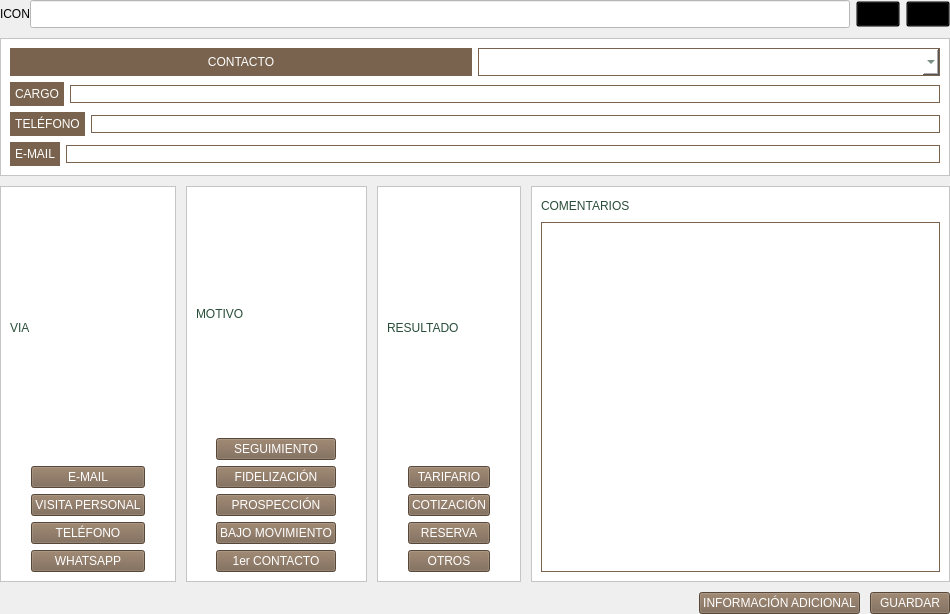
Before: the Qt Designer form page_2.ui in altitude-solutions/Camino_Real_Desktop, drawn with Qt 5.
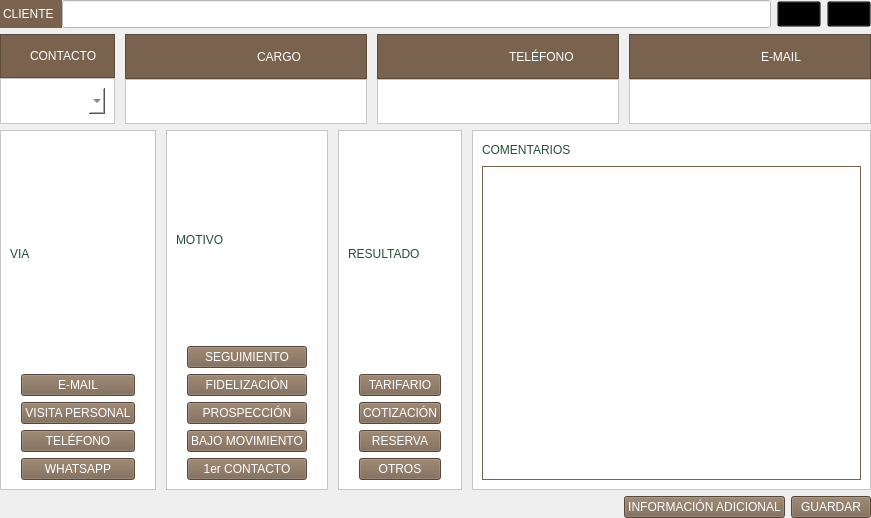
After: the same form once the commit is applied.

What changed in the file:
```diff
--- a/page_2.ui
+++ b/page_2.ui
@@ -6,8 +6,8 @@
    <rect>
     <x>0</x>
     <y>0</y>
-    <width>950</width>
-    <height>614</height>
+    <width>871</width>
+    <height>518</height>
    </rect>
   </property>
   <property name="windowTitle">
@@ -16,9 +16,9 @@
   <property name="styleSheet">
    <string notr="true"/>
   </property>
-  <layout class="QVBoxLayout" name="verticalLayout_6">
+  <layout class="QVBoxLayout" name="verticalLayout">
    <property name="spacing">
-    <number>10</number>
+    <number>6</number>
    </property>
    <property name="leftMargin">
     <number>0</number>
@@ -45,12 +45,14 @@
        <item>
         <widget class="QLabel" name="icon_cliente">
          <property name="styleSheet">
-          <string notr="true">background-color:transparent;
-min-height:2.5em;
-min-width:3em;</string>
+          <string notr="true">background-color:#79634E;
+color:white;
+max-height:2.5em;
+padding-right:5px;
+font: 12pt &quot;MS Shell Dlg 2&quot;;</string>
          </property>
          <property name="text">
-          <string>ICON</string>
+          <string>CLIENTE</string>
          </property>
         </widget>
        </item>
@@ -101,9 +103,20 @@
     </layout>
    </item>
    <item>
-    <widget class="QFrame" name="frame">
+    <layout class="QHBoxLayout" name="horizontalLayout_15">
+     <property name="spacing">
+      <number>10</number>
+     </property>
+     <item>
+      <layout class="QVBoxLayout" name="verticalLayout_6">
+       <property name="spacing">
+        <number>0</number>
+       </property>
+       <item>
+        <widget class="QFrame" name="frame_7">
      <property name="styleSheet">
-      <string notr="true">background-color:white;</string>
+          <string notr="true">background-color:#79634E;
+color:white;</string>
      </property>
      <property name="frameShape">
       <enum>QFrame::StyledPanel</enum>
@@ -111,181 +124,295 @@
      <property name="frameShadow">
       <enum>QFrame::Raised</enum>
      </property>
-     <layout class="QVBoxLayout" name="verticalLayout">
+         <layout class="QHBoxLayout" name="horizontalLayout_19">
+          <property name="spacing">
+           <number>5</number>
+          </property>
       <item>
-       <layout class="QHBoxLayout" name="horizontalLayout_10">
+           <widget class="QLabel" name="icon_contacto">
+            <property name="styleSheet">
+             <string notr="true"/>
+            </property>
+            <property name="text">
+             <string/>
+            </property>
+           </widget>
+          </item>
         <item>
-         <widget class="QLabel" name="label_2">
+           <widget class="QLabel" name="iconcontacto_2">
           <property name="styleSheet">
-           <string notr="true">background-color:#79634E;
-min-width:6em;
-max-width:6em;
-min-height:2em;
-max-height:2em;
-padding:5px;
-color:white;</string>
+             <string notr="true">font: 12pt &quot;MS Shell Dlg 2&quot;;
+color:white;
+padding:5px;</string>
           </property>
           <property name="text">
            <string>CONTACTO</string>
           </property>
-          <property name="alignment">
-           <set>Qt::AlignCenter</set>
-          </property>
+           </widget>
+          </item>
+         </layout>
          </widget>
         </item>
         <item>
-         <layout class="QHBoxLayout" name="horizontalLayout_3">
-          <property name="spacing">
-           <number>0</number>
-          </property>
+        <widget class="QFrame" name="frame_4">
+         <property name="styleSheet">
+          <string notr="true">background-color:white;</string>
+         </property>
+         <property name="frameShape">
+          <enum>QFrame::StyledPanel</enum>
+         </property>
+         <property name="frameShadow">
+          <enum>QFrame::Raised</enum>
+         </property>
+         <layout class="QHBoxLayout" name="horizontalLayout_16">
           <item>
            <widget class="QComboBox" name="contacto_drop">
             <property name="styleSheet">
              <string notr="true">font: 12pt &quot;MS Shell Dlg 2&quot;;
 padding: 5px;
-border:1px  solid #79634E;
-color: #294D39;</string>
+border:0px  solid #79634E;
+color: #294D39;
+</string>
             </property>
            </widget>
           </item>
          </layout>
+        </widget>
         </item>
        </layout>
       </item>
       <item>
-       <layout class="QHBoxLayout" name="horizontalLayout_9">
+      <layout class="QVBoxLayout" name="verticalLayout_11">
+       <property name="spacing">
+        <number>0</number>
+       </property>
         <item>
-         <widget class="QLabel" name="label_4">
+        <widget class="QFrame" name="frame_8">
           <property name="styleSheet">
            <string notr="true">background-color:#79634E;
-min-width:6em;
-max-width:6em;
-min-height:2em;
-max-height:2em;
-padding:5px;
 color:white;</string>
+         </property>
+         <property name="frameShape">
+          <enum>QFrame::StyledPanel</enum>
+         </property>
+         <property name="frameShadow">
+          <enum>QFrame::Raised</enum>
+         </property>
+         <layout class="QHBoxLayout" name="horizontalLayout_20">
+          <property name="spacing">
+           <number>5</number>
+          </property>
+          <item>
+           <widget class="QLabel" name="icon_cargo">
+            <property name="text">
+             <string/>
+            </property>
+           </widget>
+          </item>
+          <item>
+           <widget class="QLabel" name="iconcontacto_4">
+            <property name="styleSheet">
+             <string notr="true">font: 12pt &quot;MS Shell Dlg 2&quot;;
+color:white;
+padding:5px;</string>
           </property>
           <property name="text">
            <string>CARGO</string>
           </property>
-          <property name="alignment">
-           <set>Qt::AlignCenter</set>
-          </property>
+           </widget>
+          </item>
+         </layout>
          </widget>
         </item>
         <item>
-         <layout class="QHBoxLayout" name="horizontalLayout_4">
-          <property name="spacing">
-           <number>0</number>
-          </property>
+        <widget class="QFrame" name="frame_9">
+         <property name="styleSheet">
+          <string notr="true">background-color:white;</string>
+         </property>
+         <property name="frameShape">
+          <enum>QFrame::StyledPanel</enum>
+         </property>
+         <property name="frameShadow">
+          <enum>QFrame::Raised</enum>
+         </property>
+         <layout class="QHBoxLayout" name="horizontalLayout_21">
           <item>
            <widget class="QLineEdit" name="cargo">
             <property name="enabled">
              <bool>false</bool>
             </property>
             <property name="styleSheet">
-             <string notr="true">min-height:2.5em;
-max-height:2.5em;
-border:1px  solid #79634E;
-color: #294D39;
-</string>
+             <string notr="true">min-height:1.8em;
+font: 12pt &quot;MS Shell Dlg 2&quot;;
+max-height:1.8em;
+border:0px;
+color: #294D39;</string>
             </property>
+            <property name="alignment">
+             <set>Qt::AlignCenter</set>
+            </property>
            </widget>
           </item>
          </layout>
+        </widget>
         </item>
        </layout>
       </item>
       <item>
-       <layout class="QHBoxLayout" name="horizontalLayout_8">
+      <layout class="QVBoxLayout" name="verticalLayout_12">
+       <property name="spacing">
+        <number>0</number>
+       </property>
         <item>
-         <widget class="QLabel" name="label_6">
+        <widget class="QFrame" name="frame_10">
           <property name="styleSheet">
            <string notr="true">background-color:#79634E;
-min-width:6em;
-max-width:6em;
-min-height:2em;
-max-height:2em;
-padding:5px;
 color:white;</string>
+         </property>
+         <property name="frameShape">
+          <enum>QFrame::StyledPanel</enum>
+         </property>
+         <property name="frameShadow">
+          <enum>QFrame::Raised</enum>
+         </property>
+         <layout class="QHBoxLayout" name="horizontalLayout_25">
+          <property name="spacing">
+           <number>5</number>
+          </property>
+          <item>
+           <widget class="QLabel" name="icon_telefono">
+            <property name="text">
+             <string/>
+            </property>
+           </widget>
+          </item>
+          <item>
+           <widget class="QLabel" name="iconcontacto_5">
+            <property name="styleSheet">
+             <string notr="true">font: 12pt &quot;MS Shell Dlg 2&quot;;
+color:white;
+padding:5px;</string>
           </property>
           <property name="text">
            <string>TELÉFONO</string>
           </property>
-          <property name="alignment">
-           <set>Qt::AlignCenter</set>
-          </property>
+           </widget>
+          </item>
+         </layout>
          </widget>
         </item>
         <item>
-         <layout class="QHBoxLayout" name="horizontalLayout_5">
-          <property name="spacing">
-           <number>0</number>
-          </property>
+        <widget class="QFrame" name="frame_11">
+         <property name="styleSheet">
+          <string notr="true">background-color:white;</string>
+         </property>
+         <property name="frameShape">
+          <enum>QFrame::StyledPanel</enum>
+         </property>
+         <property name="frameShadow">
+          <enum>QFrame::Raised</enum>
+         </property>
+         <layout class="QHBoxLayout" name="horizontalLayout_26">
           <item>
            <widget class="QLineEdit" name="telefono">
             <property name="enabled">
              <bool>false</bool>
             </property>
             <property name="styleSheet">
-             <string notr="true">min-height:2.5em;
-max-height:2.5em;
-border:1px  solid #79634E;
-color: #294D39;
-</string>
+             <string notr="true">min-height:1.8em;
+font: 12pt &quot;MS Shell Dlg 2&quot;;
+max-height:1.8em;
+border:0px;
+color: #294D39;</string>
             </property>
+            <property name="alignment">
+             <set>Qt::AlignCenter</set>
+            </property>
            </widget>
           </item>
          </layout>
+        </widget>
         </item>
        </layout>
       </item>
       <item>
-       <layout class="QHBoxLayout" name="horizontalLayout_7">
+      <layout class="QVBoxLayout" name="verticalLayout_7">
+       <property name="spacing">
+        <number>0</number>
+       </property>
         <item>
-         <widget class="QLabel" name="label_7">
+        <widget class="QFrame" name="frame_12">
           <property name="styleSheet">
            <string notr="true">background-color:#79634E;
-min-width:6em;
-max-width:6em;
-min-height:2em;
-max-height:2em;
-padding:5px;
 color:white;</string>
+         </property>
+         <property name="frameShape">
+          <enum>QFrame::StyledPanel</enum>
+         </property>
+         <property name="frameShadow">
+          <enum>QFrame::Raised</enum>
+         </property>
+         <layout class="QHBoxLayout" name="horizontalLayout_27">
+          <property name="spacing">
+           <number>5</number>
+          </property>
+          <item>
+           <widget class="QLabel" name="icon_email">
+            <property name="text">
+             <string/>
+            </property>
+           </widget>
+          </item>
+          <item>
+           <widget class="QLabel" name="iconcontacto_6">
+            <property name="styleSheet">
+             <string notr="true">font: 12pt &quot;MS Shell Dlg 2&quot;;
+color:white;
+padding:5px;</string>
           </property>
           <property name="text">
            <string>E-MAIL</string>
           </property>
-          <property name="alignment">
-           <set>Qt::AlignCenter</set>
-          </property>
+           </widget>
+          </item>
+         </layout>
          </widget>
         </item>
         <item>
-         <layout class="QHBoxLayout" name="horizontalLayout_6">
-          <property name="spacing">
-           <number>0</number>
-          </property>
+        <widget class="QFrame" name="frame_13">
+         <property name="styleSheet">
+          <string notr="true">background-color:white;</string>
+         </property>
+         <property name="frameShape">
+          <enum>QFrame::StyledPanel</enum>
+         </property>
+         <property name="frameShadow">
+          <enum>QFrame::Raised</enum>
+         </property>
+         <layout class="QHBoxLayout" name="horizontalLayout_28">
           <item>
            <widget class="QLineEdit" name="mail">
             <property name="enabled">
              <bool>false</bool>
             </property>
             <property name="styleSheet">
-             <string notr="true">min-height:2.5em;
-max-height:2.5em;
-border:1px  solid #79634E;
-color: #294D39;
-</string>
+             <string notr="true">min-height:1.8em;
+font: 12pt &quot;MS Shell Dlg 2&quot;;
+max-height:1.8em;
+border:0px;
+color: #294D39;</string>
             </property>
+            <property name="alignment">
+             <set>Qt::AlignCenter</set>
+            </property>
            </widget>
           </item>
          </layout>
+        </widget>
         </item>
        </layout>
       </item>
      </layout>
-    </widget>
    </item>
    <item>
     <layout class="QHBoxLayout" name="horizontalLayout_22">
```
Left out of the diff: 3 changed lines with no effect on the pictures. Lines whose indentation alone changed are shown as unchanged.
